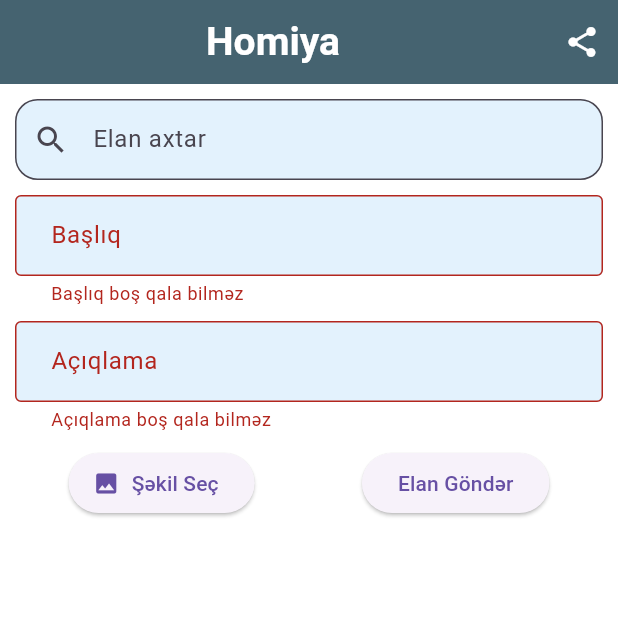
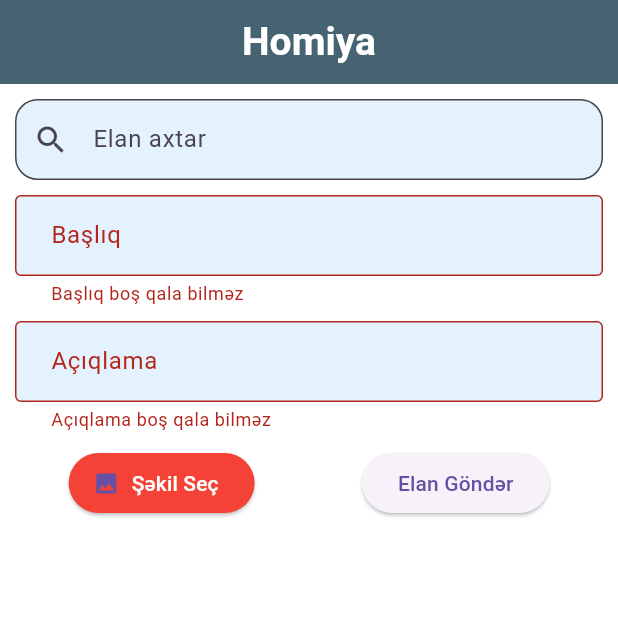
Before and after one commit to rootdepo989/homiya_app, a Flutter app: the screen it shows after launch, after a tap on "Elan Göndər", on a phone screen of 412 x 824 dp, the top half of it. Run offline on Flutter 3.47's test engine with Material 3 defaults, Android fonts, the light colour scheme and no system bars; our stand-ins replace flutter_spinkit, image_picker, share_plus, sqflite; accounts and stored records are empty.

Commit message:
changed main

```diff
--- a/lib/main.dart
+++ b/lib/main.dart
@@ -9,6 +9,8 @@ import 'package:share_plus/share_plus.dart';
 void main() {
   runApp(MyApp());
 }
+
+bool _isImageSelected = true; // Şəkil seçildi
 
 bool _isSubmitted =
     false; // İstifadəçi "Elan göndər" düyməsini basıbsa, true olacaq.
@@ -136,6 +138,14 @@ class _HomePageState extends State<HomePage> {
       return;
     }
 
+    if (_selectedImages.isEmpty) {
+      // Şəkil seçilməyibsə
+      setState(() {
+        _isImageSelected = false; // Şəkil seçilməyib
+      });
+      return;
+    }
+
     if (_database == null) return;
 
     List<String> imagePaths = _selectedImages.map((img) => img.path).toList();
@@ -152,6 +162,7 @@ class _HomePageState extends State<HomePage> {
     setState(() {
       _selectedImages.clear();
       _isSubmitted = false; // Form uğurla göndərildikdə səhvlər sıfırlansın.
+      _isImageSelected = false; // Göndərildikdən sonra yenidən false olsun
     });
 
     _loadAds();
@@ -200,6 +211,7 @@ class _HomePageState extends State<HomePage> {
     if (pickedFiles != null && pickedFiles.isNotEmpty) {
       setState(() {
         _selectedImages = pickedFiles.map((file) => File(file.path)).toList();
+        _isImageSelected = true; // Şəkil seçildi
       });
     }
   }
@@ -218,15 +230,15 @@ class _HomePageState extends State<HomePage> {
             ),
           ],
         ),
-        actions: [
-          IconButton(
-            icon: Icon(Icons.share),
-            onPressed: () {
-              // Tətbiqi paylaşma əmri
-              Share.share('Homiya tətbiqini yükləyin: https://example.com');
-            },
-          ),
-        ],
+        // actions: [
+        //   IconButton(
+        //     icon: Icon(Icons.share),
+        //     onPressed: () {
+        //       // Tətbiqi paylaşma əmri
+        //       Share.share('Homiya tətbiqini yükləyin: https://example.com');
+        //     },
+        //   ),
+        // ],
       ),
       body:
           _isLoading
@@ -341,7 +353,24 @@ class _HomePageState extends State<HomePage> {
                         ElevatedButton.icon(
                           onPressed: _pickImages,
                           icon: Icon(Icons.image),
-                          label: Text('Şəkil Seç'),
+                          label: Text(
+                            'Şəkil Seç',
+                            style:
+                                _isSubmitted &&
+                                        _selectedImages
+                                            .isEmpty // Göndərilibsə və şəkil seçilməyibsə
+                                    ? TextStyle(
+                                      color: Colors.white,
+                                    ) // Mətni ağ et
+                                    : null, // Əks halda standart stil
+                          ),
+                          style: ElevatedButton.styleFrom(
+                            backgroundColor:
+                                _isSubmitted && _selectedImages.isEmpty
+                                    ? Colors
+                                        .red // Şəkil seçilməyibsə və göndərilibsə qırmızı
+                                    : null, // Əks halda standart rəng
+                          ),
                         ),
                         ElevatedButton(
                           onPressed: _submitAd,
```
